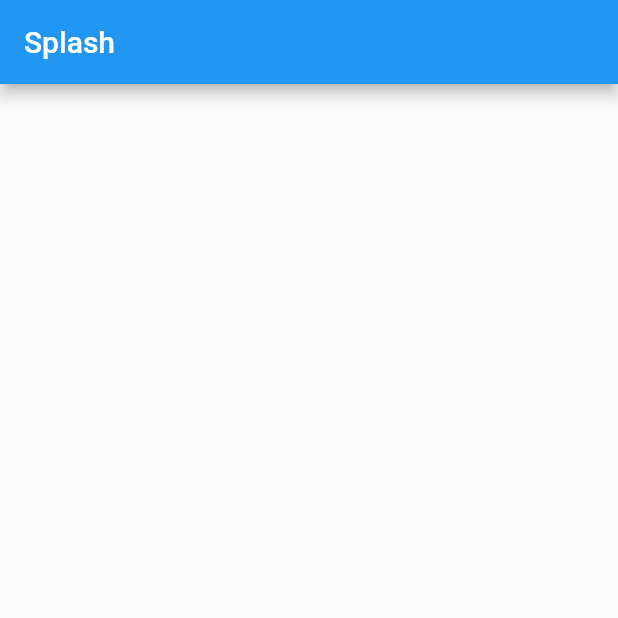
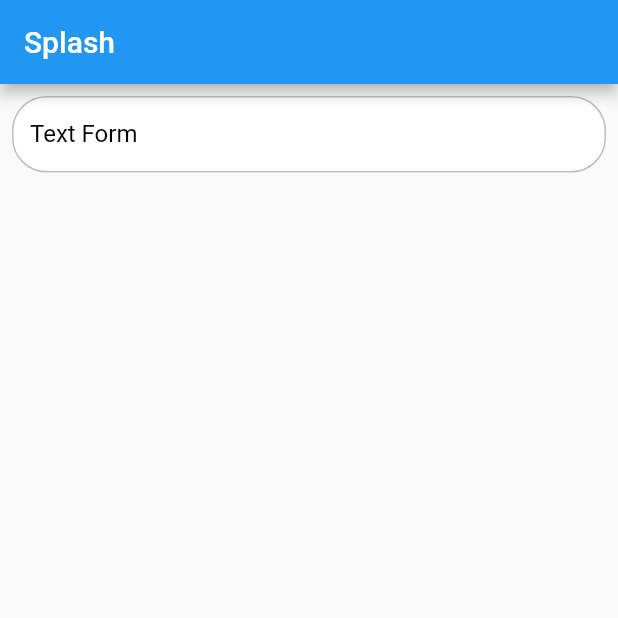
Before and after one commit to niltoneapontes/vakinha-burger, a Flutter app: the screen it shows after launch, on a phone screen of 412 x 824 dp, the top half of it. Run offline on Flutter 3.47's test engine with Material 2 defaults, Android fonts, the phone set to English and light mode, and no system bars; our stand-ins replace get; Roboto replaces fonts that are missing (mplus1).

Commit message:
feat: input field widget

```diff
--- /dev/null
+++ b/lib/apps/core/ui/widgets/vakinha_textformfield.dart
@@ -0,0 +1,50 @@
+import 'package:flutter/material.dart';
+import 'package:get/utils.dart';
+
+class VakinhaTextformfield extends StatelessWidget {
+  final String label;
+  final TextEditingController? controller;
+  final bool obscureText;
+  final FormFieldValidator<String>? validator;
+  final ValueChanged<String>? onChanged;
+
+  const VakinhaTextformfield({
+    Key? key,
+    required this.label,
+    this.controller,
+    this.validator,
+    this.onChanged,
+    this.obscureText = false,
+  }) : super(key: key);
+
+  @override
+  Widget build(BuildContext context) {
+    return TextFormField(
+      controller: controller,
+      obscureText: obscureText,
+      validator: validator,
+      onChanged: onChanged,
+      cursorColor: context.theme.primaryColor,
+      decoration: InputDecoration(
+        isDense: true,
+        labelText: label,
+        labelStyle: const TextStyle(color: Colors.black),
+        errorStyle: const TextStyle(color: Colors.redAccent),
+        border: OutlineInputBorder(
+          borderRadius: BorderRadius.circular(23),
+          borderSide: BorderSide(color: Colors.grey[400]!),
+        ),
+        enabledBorder: OutlineInputBorder(
+          borderRadius: BorderRadius.circular(23),
+          borderSide: BorderSide(color: Colors.grey[400]!),
+        ),
+        focusedBorder: OutlineInputBorder(
+          borderRadius: BorderRadius.circular(23),
+          borderSide: BorderSide(color: Colors.grey[400]!),
+        ),
+        filled: true,
+        fillColor: Colors.white,
+      ),
+    );
+  }
+}
--- a/lib/apps/modules/splash/splash_page.dart
+++ b/lib/apps/modules/splash/splash_page.dart
@@ -1,4 +1,5 @@
 import 'package:flutter/material.dart';
+import 'package:vakinha_burger_mobile/apps/core/ui/widgets/vakinha_textformfield.dart';
 
 class SplashPage extends StatelessWidget {
   const SplashPage({Key? key}) : super(key: key);
@@ -9,7 +10,14 @@ class SplashPage extends StatelessWidget {
       appBar: AppBar(
         title: const Text('Splash'),
       ),
-      body: Container(),
+      body: Column(
+        children: [
+          Padding(
+            padding: const EdgeInsets.all(8.0),
+            child: const VakinhaTextformfield(label: 'Text Form'),
+          )
+        ],
+      ),
     );
   }
 }
```
